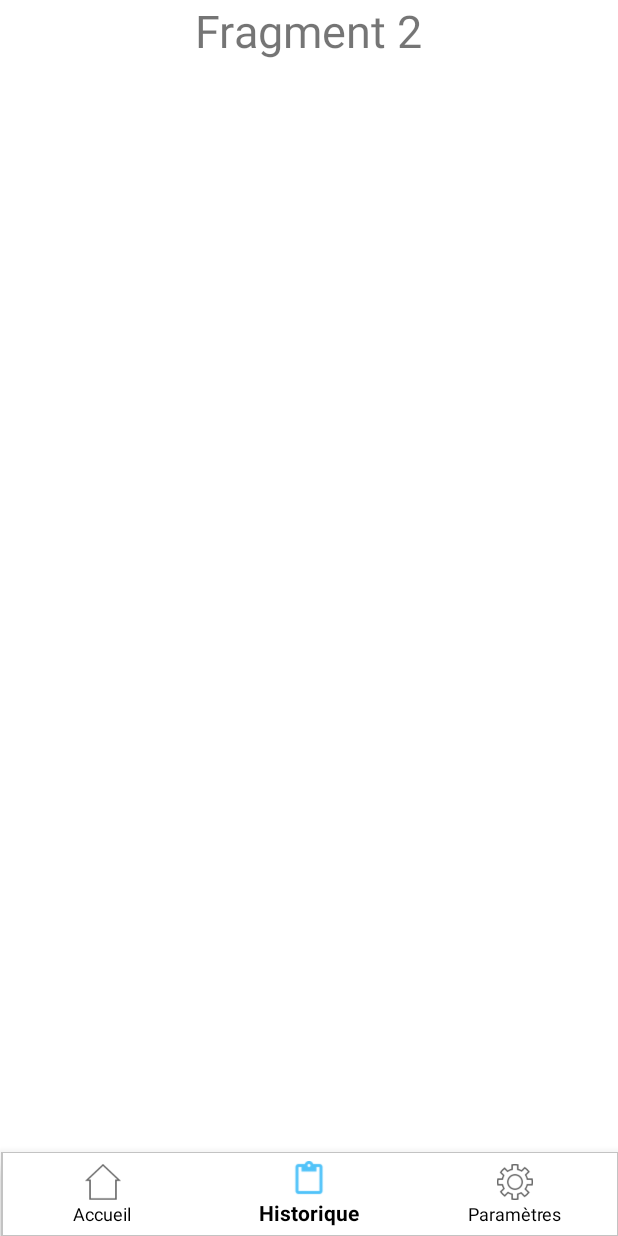
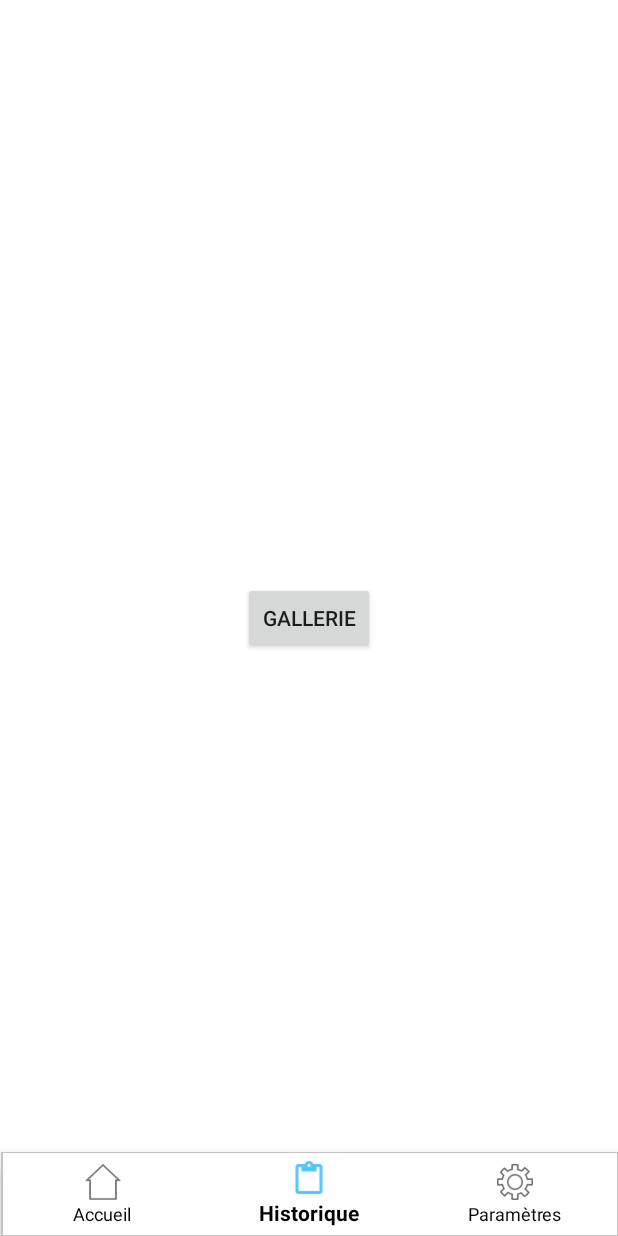
Before and after one commit to BolongZHANG/PAF-23, an Android app: the screen it shows after launch (MainActivity), item 2 of the bottom bar chosen, on a phone screen of 412 x 824 dp. Run offline under Robolectric (Android 15) with nearby library versions, the phone set to English and light mode, and no system bars.

Commit message:
Little changes

```diff
--- a/AntenneX/app/build.gradle
+++ b/AntenneX/app/build.gradle
@@ -24,7 +24,7 @@ dependencies {
     androidTestCompile('com.android.support.test.espresso:espresso-core:2.2.2', {
         exclude group: 'com.android.support', module: 'support-annotations'
     })
-    compile 'com.android.support:appcompat-v7:25.+'
+    compile 'com.android.support:appcompat-v7:25.3.1'
     compile 'com.android.support.constraint:constraint-layout:1.0.2'
     compile 'com.android.support:design:25.0.0'
     compile 'com.android.support:support-v4:25.1.0'
--- a/AntenneX/app/src/main/java/com/example/mous/antennex/Fragment2.java
+++ b/AntenneX/app/src/main/java/com/example/mous/antennex/Fragment2.java
@@ -1,12 +1,36 @@
 package com.example.mous.antennex;
+import android.content.DialogInterface;
+import android.content.Intent;
 import android.os.Bundle;
 import android.support.v4.app.Fragment;
 
 import android.view.LayoutInflater;
 import android.view.View;
 import android.view.ViewGroup;
+import android.widget.Button;
 
-public class Fragment2 extends Fragment {
+public class Fragment2 extends Fragment implements View.OnClickListener{
+
+    Button gallery_btn ;
+
+
+    @Override
+    public View onCreateView(LayoutInflater inflater, ViewGroup container, Bundle savedinstanceState) {
+        View myView = inflater.inflate(R.layout.fragment2_layout, container, false);
+        gallery_btn = (Button) myView.findViewById(R.id.gallery);
+        gallery_btn.setOnClickListener(this);
+        return myView;
+    }
+
+    @Override
+    public void onClick(View v) {
+
+        Intent intent = new Intent (getActivity(), GalleryActivity.class);
+        getActivity().startActivity(intent);
+
+    }
+
+
     public static Fragment2 newInstance() {
         Fragment2 fragment = new Fragment2();
         return fragment;
@@ -17,9 +41,5 @@ public class Fragment2 extends Fragment {
         super.onCreate(savedInstanceState);
     }
 
-    @Override
-    public View onCreateView(LayoutInflater inflater, ViewGroup container,
-                             Bundle savedInstanceState) {
-        return inflater.inflate(R.layout.fragment2_layout, container, false);
-    }
+
 }
--- a/AntenneX/app/src/main/res/layout/fragment2_layout.xml
+++ b/AntenneX/app/src/main/res/layout/fragment2_layout.xml
@@ -5,12 +5,12 @@
     >
 
 
-
-    <TextView
+    <Button
+        android:id="@+id/gallery"
         android:layout_width="wrap_content"
         android:layout_height="wrap_content"
-        android:layout_centerHorizontal="true"
-        android:text="Fragment 2"
-        android:textSize="30sp"/>
+        android:text="Gallerie"
+        android:layout_centerVertical="true"
+        android:layout_centerHorizontal="true" />
 
 </RelativeLayout>
```
Also changed, not shown: AntenneX/app/src/main/AndroidManifest.xml (+5 -2 lines), AntenneX/app/src/main/java/com/example/mous/antennex/GalleryActivity.java (added, +64 -0 lines), AntenneX/app/src/main/res/layout/activity_gallery.xml (added, +28 -0 lines).
